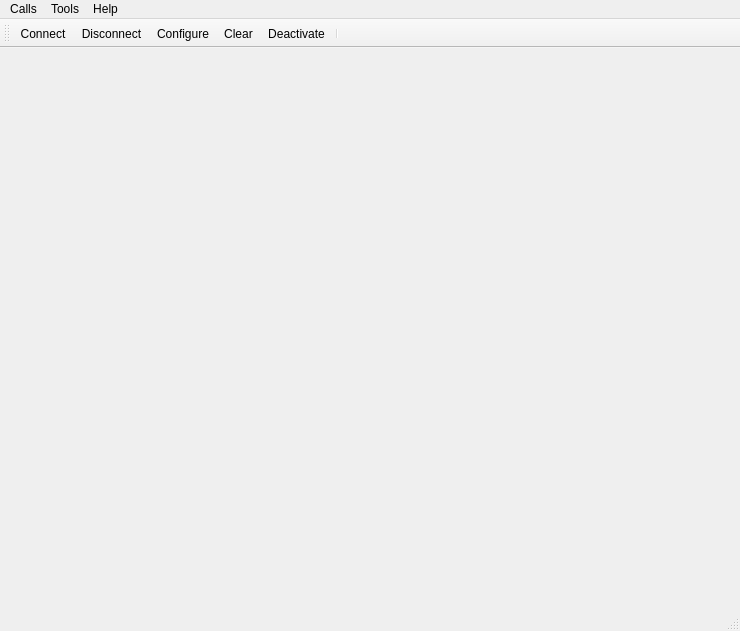
Before: the Qt Designer form mainwindow.ui in astonkov/terminal_qt, drawn with Qt 5.
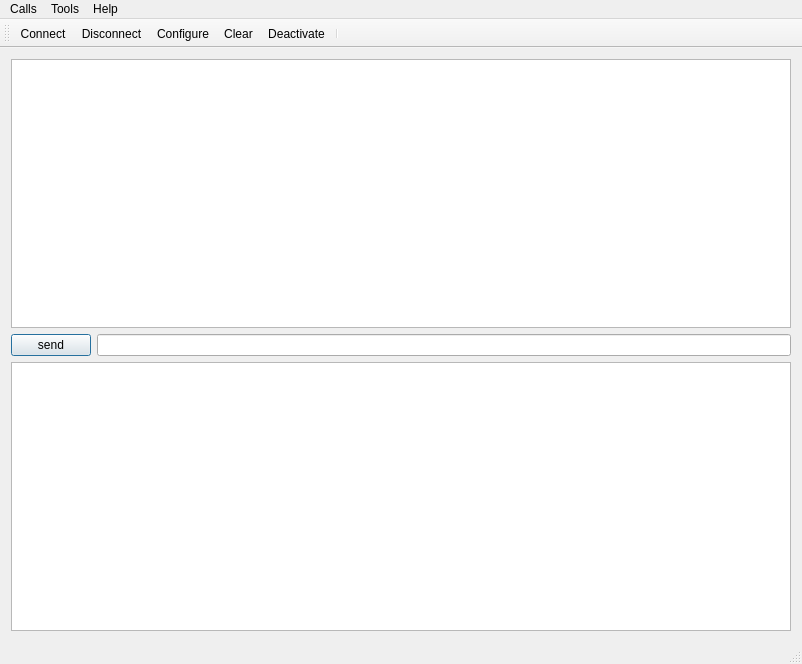
After: the same form once the commit is applied. Icons and pictures are not drawn.

Patch:
```diff
--- a/mainwindow.ui
+++ b/mainwindow.ui
@@ -6,22 +6,55 @@
    <rect>
     <x>0</x>
     <y>0</y>
-    <width>740</width>
-    <height>631</height>
+    <width>802</width>
+    <height>664</height>
    </rect>
   </property>
   <property name="windowTitle">
    <string>Simple Terminal</string>
   </property>
   <widget class="QWidget" name="centralWidget">
-   <layout class="QVBoxLayout" name="verticalLayout"/>
+   <layout class="QVBoxLayout" name="verticalLayout">
+    <item>
+     <layout class="QFormLayout" name="formLayout">
+      <property name="fieldGrowthPolicy">
+       <enum>QFormLayout::AllNonFixedFieldsGrow</enum>
+      </property>
+      <property name="rowWrapPolicy">
+       <enum>QFormLayout::DontWrapRows</enum>
+      </property>
+      <item row="0" column="0" colspan="2">
+       <widget class="QTextEdit" name="rxTextEdit"/>
+      </item>
+      <item row="1" column="0">
+       <widget class="QPushButton" name="sendButton">
+        <property name="text">
+         <string>send</string>
+        </property>
+        <property name="autoDefault">
+         <bool>true</bool>
+        </property>
+        <property name="default">
+         <bool>true</bool>
+        </property>
+       </widget>
+      </item>
+      <item row="1" column="1">
+       <widget class="QLineEdit" name="sendMsgLineEdit"/>
+      </item>
+      <item row="2" column="0" colspan="2">
+       <widget class="QTextEdit" name="txTextEdit"/>
+      </item>
+     </layout>
+    </item>
+   </layout>
   </widget>
   <widget class="QMenuBar" name="menuBar">
    <property name="geometry">
     <rect>
      <x>0</x>
      <y>0</y>
-     <width>740</width>
+     <width>802</width>
      <height>22</height>
     </rect>
    </property>
```
Left out of the diff: 2 changed lines with no effect on the pictures.
